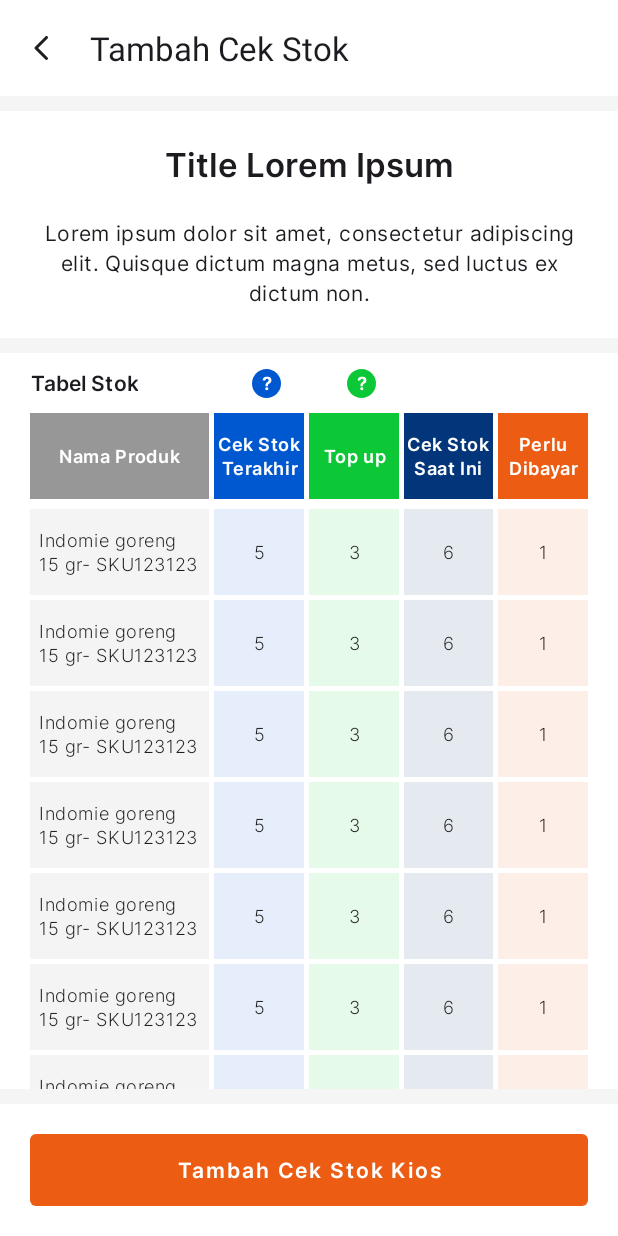
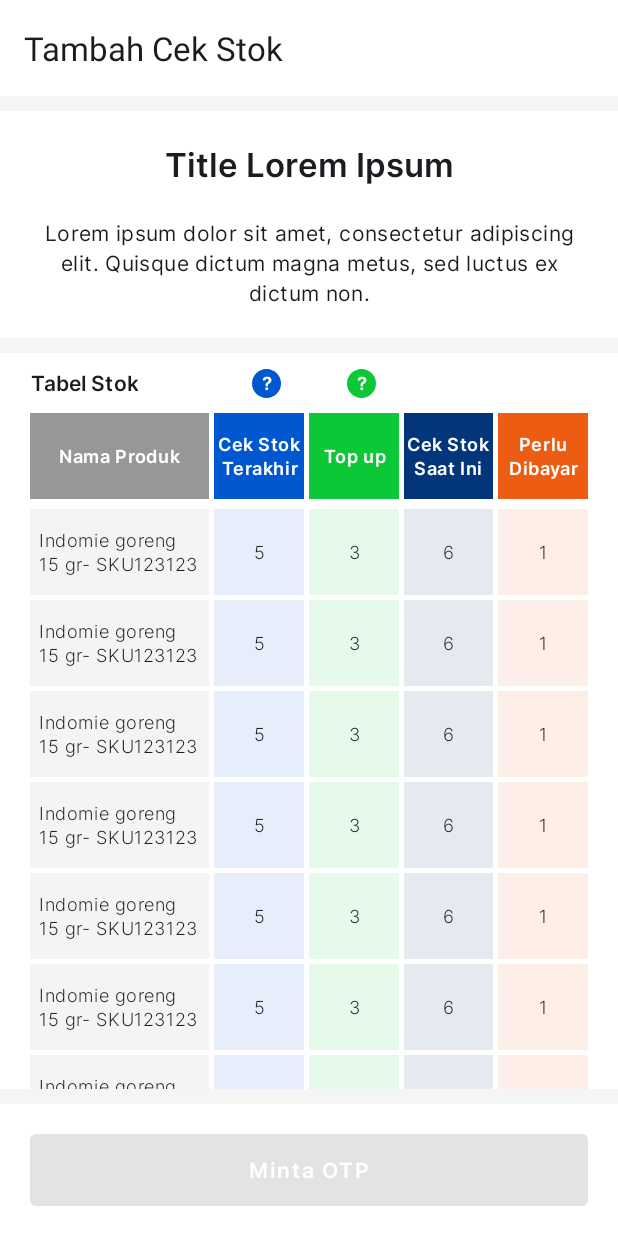
Before and after one commit to rajuchoudhary72/Kitabeli-AE, an Android app: the AddCheckStockFragment screen opened through its navigation route, on a phone screen of 412 x 824 dp. Run offline under Robolectric (Android 15) with nearby library versions, the phone set to English and light mode, and no system bars; our stand-ins replace Dagger/Hilt's generated code, data binding, navigation-ui.

Commit message:
ui Design issue

```diff
--- a/app/build.gradle
+++ b/app/build.gradle
@@ -62,8 +62,11 @@ dependencies {
     implementation "androidx.activity:activity-ktx:1.6.1"
     implementation "androidx.fragment:fragment-ktx:1.5.4"
     implementation "androidx.lifecycle:lifecycle-runtime-ktx:2.5.1"
+    implementation "androidx.lifecycle:lifecycle-livedata-ktx:2.5.1"
     implementation 'androidx.navigation:navigation-fragment-ktx:2.5.3'
     implementation 'androidx.navigation:navigation-ui-ktx:2.5.3'
+
+    implementation "androidx.core:core-ktx:1.9.0"
 
     /* hilt */
     implementation "com.google.dagger:hilt-android:2.42"
@@ -95,6 +98,9 @@ dependencies {
     /* photo view */
     implementation 'com.github.chrisbanes:PhotoView:2.3.0'
 
+    /*for pick  photo gallery/camera*/
+    implementation 'com.github.dhaval2404:imagepicker:2.1'
+
     /* testing */
     testImplementation 'junit:junit:4.13.2'
     androidTestImplementation 'androidx.test.ext:junit:1.1.4'
--- a/app/src/main/java/com/kitabeli/ae/ui/addcheckStock/AddCheckStockFragment.kt
+++ b/app/src/main/java/com/kitabeli/ae/ui/addcheckStock/AddCheckStockFragment.kt
@@ -40,6 +40,7 @@ class AddCheckStockFragment : Fragment() {
     ): View? {
         _binding = FragmentAddCheckStockBinding.inflate(inflater, container, false).apply {
             lifecycleOwner = viewLifecycleOwner
+            addCheckStockViewModel = viewModel
         }
         return binding.root
     }
@@ -78,6 +79,8 @@ class AddCheckStockFragment : Fragment() {
                                     100
                                 )
                             }
+
+                            //findNavController().navigate()
 
                         }
                         .show(childFragmentManager, "")
--- a/app/src/main/java/com/kitabeli/ae/ui/addcheckStock/AddCheckStockViewModel.kt
+++ b/app/src/main/java/com/kitabeli/ae/ui/addcheckStock/AddCheckStockViewModel.kt
@@ -2,14 +2,21 @@ package com.kitabeli.ae.ui.addcheckStock
 
 import android.graphics.Bitmap
 import androidx.lifecycle.ViewModel
+import androidx.lifecycle.asLiveData
+import androidx.lifecycle.viewModelScope
 import dagger.hilt.android.lifecycle.HiltViewModel
 import kotlinx.coroutines.flow.MutableStateFlow
+import kotlinx.coroutines.flow.SharingStarted
 import kotlinx.coroutines.flow.asStateFlow
+import kotlinx.coroutines.flow.combine
+import kotlinx.coroutines.flow.stateIn
 import kotlinx.coroutines.flow.update
 import javax.inject.Inject
 
 @HiltViewModel
 class AddCheckStockViewModel @Inject constructor() : ViewModel() {
+
+    val tncAgree = MutableStateFlow(false)
 
     private val _mirtaSignature = MutableStateFlow<Bitmap?>(null)
     val mirtaSignature = _mirtaSignature.asStateFlow()
@@ -25,4 +32,16 @@ class AddCheckStockViewModel @Inject constructor() : ViewModel() {
     fun setAeSignature(bitmap: Bitmap) {
         _aeSignature.update { bitmap }
     }
+
+    val enableButton = combine(
+        flow = tncAgree,
+        flow2 = mirtaSignature,
+        flow3 = aeSignature
+    ) { tncAgree, mirtaSignature, aeSignature ->
+        tncAgree && mirtaSignature != null && aeSignature != null
+    }.stateIn(
+        scope = viewModelScope,
+        started = SharingStarted.WhileSubscribed(5_000),
+        initialValue = false
+    ).asLiveData()
 }
--- a/app/src/main/java/com/kitabeli/ae/ui/login/LoginFragment.kt
+++ b/app/src/main/java/com/kitabeli/ae/ui/login/LoginFragment.kt
@@ -7,7 +7,6 @@ import android.view.ViewGroup
 import androidx.fragment.app.Fragment
 import androidx.fragment.app.viewModels
 import androidx.navigation.fragment.findNavController
-import com.kitabeli.ae.R
 import com.kitabeli.ae.databinding.FragmentLoginBinding
 
 class LoginFragment : Fragment() {
@@ -33,7 +32,7 @@ class LoginFragment : Fragment() {
         super.onViewCreated(view, savedInstanceState)
 
         binding.btnMasuk.setOnClickListener {
-            findNavController().navigate(R.id.homeFragment)
+            findNavController().navigate(LoginFragmentDirections.actionLoginFragmentToHomeFragment())
         }
 
     }
--- /dev/null
+++ b/app/src/main/res/drawable/button_tint_selector.xml
@@ -0,0 +1,6 @@
+<?xml version="1.0" encoding="utf-8"?>
+<selector xmlns:android="http://schemas.android.com/apk/res/android">
+    <item android:drawable="@color/orange50" android:state_enabled="true" />
+    <item android:drawable="@color/grey" android:state_enabled="false" />
+    <item android:drawable="@color/orange50" />
+</selector>
--- a/app/src/main/res/layout/fragment_add_check_stock.xml
+++ b/app/src/main/res/layout/fragment_add_check_stock.xml
@@ -6,8 +6,8 @@
     <data>
 
         <variable
-            name="loginViewModel"
-            type="com.kitabeli.ae.ui.login.LoginViewModel" />
+            name="addCheckStockViewModel"
+            type="com.kitabeli.ae.ui.addcheckStock.AddCheckStockViewModel" />
 
     </data>
 
@@ -26,7 +26,6 @@
                 android:id="@+id/toolbar"
                 android:layout_width="match_parent"
                 android:layout_height="?attr/actionBarSize"
-                app:navigationIcon="@drawable/ic_arrow"
                 app:title="@string/tambah_cek_stok" />
 
         </com.google.android.material.appbar.AppBarLayout>
@@ -187,7 +186,7 @@
                         android:layout_width="match_parent"
                         android:layout_height="wrap_content"
                         android:layout_marginHorizontal="@dimen/screen_margin"
-                        android:checked="true"
+                        android:checked="@={addCheckStockViewModel.tncAgree}"
                         android:fontFamily="@font/inter_regular"
                         android:paddingStart="10dp"
                         android:text="@string/dengan_ini_saya_menyatakan_sudah_menarik_dan_menerima_uang_sejumlah_di_atas_dari_kios_ini"
@@ -289,9 +288,10 @@
                     android:layout_height="wrap_content"
                     android:layout_margin="@dimen/screen_margin"
                     android:layout_marginBottom="@dimen/screen_margin"
+                    android:enabled="@{addCheckStockViewModel.enableButton}"
                     android:insetTop="0dp"
                     android:insetBottom="0dp"
-                    android:text="@string/tambah_cek_stok_kios"
+                    android:text="@string/minta_otp"
                     app:shapeAppearanceOverlay="?attr/shapeAppearanceCornerExtraSmall" />
 
             </FrameLayout>
--- a/app/src/main/res/navigation/nav_graph.xml
+++ b/app/src/main/res/navigation/nav_graph.xml
@@ -9,25 +9,57 @@
         android:id="@+id/loginFragment"
         android:name="com.kitabeli.ae.ui.login.LoginFragment"
         android:label="LoginFragment"
-        tools:layout="@layout/fragment_login" />
+        tools:layout="@layout/fragment_login">
+        <action
+            android:id="@+id/action_loginFragment_to_homeFragment"
+            app:destination="@id/homeFragment"
+            app:launchSingleTop="true"
+            app:popUpTo="@id/loginFragment"
+            app:popUpToInclusive="true" />
+    </fragment>
 
     <fragment
         android:id="@+id/homeFragment"
         android:name="com.kitabeli.ae.ui.home.HomeFragment"
         android:label="HomeFragment"
-        tools:layout="@layout/fragment_home" />
+        tools:layout="@layout/fragment_home">
+        <action
+            android:id="@+id/action_homeFragment_to_kiosFragment"
+            app:destination="@id/kiosFragment"
+            app:launchSingleTop="true"
+            app:popUpTo="@id/homeFragment"
+            app:popUpToInclusive="true" />
+    </fragment>
 
     <fragment
         android:id="@+id/kiosFragment"
         android:name="com.kitabeli.ae.ui.kios.KiosFragment"
         android:label="KiosFragment"
-        tools:layout="@layout/fragment_kios" />
+        tools:layout="@layout/fragment_kios">
+
+        <action
+            android:id="@+id/action_kiosFragment_to_addCheckStockFragment"
+            app:destination="@id/addCheckStockFragment"
+            app:launchSingleTop="true"
+            app:popUpTo="@id/kiosFragment"
+            app:popUpToInclusive="true" />
+
+    </fragment>
 
     <fragment
         android:id="@+id/addCheckStockFragment"
         android:name="com.kitabeli.ae.ui.addcheckStock.AddCheckStockFragment"
         android:label="AddCheckStockFragment"
-        tools:layout="@layout/fragment_add_check_stock" />
+        tools:layout="@layout/fragment_add_check_stock">
+
+        <action
+            android:id="@+id/action_addCheckStockFragment_to_homeFragment"
+            app:destination="@id/homeFragment"
+            app:launchSingleTop="true"
+            app:popUpTo="@id/addCheckStockFragment"
+            app:popUpToInclusive="true" />
+
+    </fragment>
 
     <fragment
         android:id="@+id/signatureFragment"
--- a/app/src/main/res/values/strings.xml
+++ b/app/src/main/res/values/strings.xml
@@ -31,4 +31,5 @@
     <string name="save_signature">Save Signature</string>
     <string name="belum">Belum</string>
     <string name="sudah_terima">Sudah terima</string>
+    <string name="minta_otp">Minta OTP</string>
 </resources>
--- a/app/src/main/res/values/themes.xml
+++ b/app/src/main/res/values/themes.xml
@@ -26,11 +26,10 @@
         <item name="fontFamily">@font/inter_regular</item>
     </style>
 
-    <style name="Widget.KitabeliAE.MaterialButton" parent="@style/Widget.MaterialComponents.Button.OutlinedButton">
+    <style name="Widget.KitabeliAE.MaterialButton" parent="@style/Widget.MaterialComponents.Button">
         <item name="shapeAppearanceOverlay">?attr/shapeAppearanceCornerExtraSmall</item>
         <item name="android:insetBottom">0dp</item>
         <item name="strokeWidth">0dp</item>
-        <item name="backgroundTint">?attr/colorPrimary</item>
         <item name="android:textColor">?attr/colorOnPrimary</item>
         <item name="fontFamily">@font/inter_semi_bold</item>
         <item name="android:insetTop">0dp</item>
@@ -44,4 +43,9 @@
         </item>
         <item name="bottomSheetStyle">@style/Widget.MaterialComponents.BottomSheet.Modal</item>
     </style>
+
+
+    <style name="ShapeAppearanceOverlay.KitabeliAE.CircularImageView" parent="">
+        <item name="cornerSize">50%</item>
+    </style>
 </resources>
```
Also changed, not shown: app/src/main/java/com/kitabeli/ae/ui/addproduct/AddProductBottomSheet.kt (+55 -0 lines), app/src/main/res/layout/bottom_sheet_add_product.xml (+8 -0 lines), app/src/main/res/layout/list_item.xml (added, +10 -0 lines).
